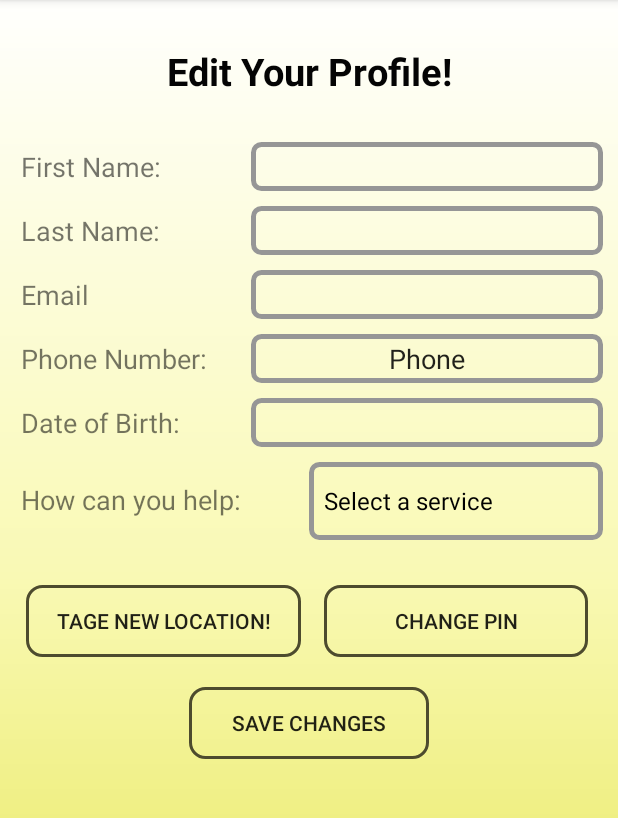
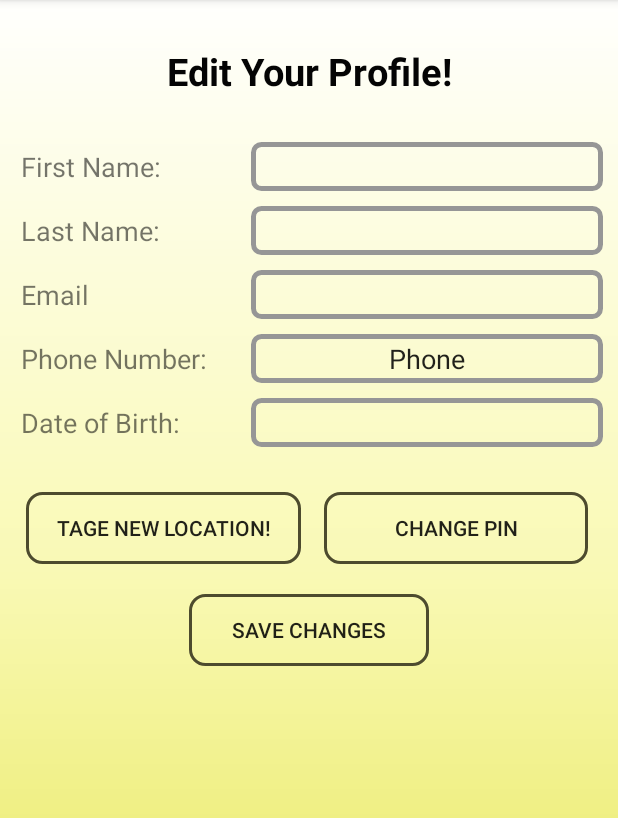
Before and after one commit to vhasija18/Aide, an Android app: the EditProfile screen opened directly, with no data from a screen before it, on a phone screen of 412 x 824 dp, the part 84-902 px from its top. Run offline under Robolectric (Android 15) with nearby library versions, the phone set to English and light mode, and no system bars; 7 statements that could not run were skipped.

Commit message:
New pages

```diff
--- a/app/src/main/java/com/example/vhasija/aide/EditProfile.java
+++ b/app/src/main/java/com/example/vhasija/aide/EditProfile.java
@@ -11,9 +11,8 @@ import android.widget.Spinner;
 public class EditProfile extends AppCompatActivity {
 
     EditText first_name,last_name,email,phone,dob;
-    Spinner help;
     String firstname_value,lastname_value,email_value,dob_value;
-    Integer id_value,help_value;
+    Integer id_value;
     Long phone_Value;
     String help_input[]={"Select a service","Ambulance","Doctor","Plumber","Electrician","Mechanic"};
 
@@ -27,23 +26,19 @@ public class EditProfile extends AppCompatActivity {
         email      = findViewById(R.id.editprofile_email);
         phone      = findViewById(R.id.editprofile_phone);
         dob        = findViewById(R.id.editprofile_dob);
-        help       = findViewById(R.id.editprofile_help);
         Intent intent = getIntent();
         firstname_value  = intent.getExtras().getString("firstname");
         lastname_value   = intent.getExtras().getString("lastname");
         email_value      = intent.getExtras().getString("email");
         dob_value        = intent.getExtras().getString("dob");
         id_value         = intent.getExtras().getInt("id");
-        help_value       = intent.getExtras().getInt("occupation");
         phone_Value      = intent.getExtras().getLong("phone");
         first_name.setText(firstname_value);
         last_name.setText(lastname_value);
         email.setText(email_value);
         dob.setText(dob_value);
         phone.setText(phone_Value.toString());
-        ArrayAdapter adapter = new ArrayAdapter(this,R.layout.support_simple_spinner_dropdown_item,help_input);
-        help.setAdapter(adapter);
-        help.setSelection(help_value);
+
 
 
 
--- a/app/src/main/res/layout/activity_edit_profile.xml
+++ b/app/src/main/res/layout/activity_edit_profile.xml
@@ -201,34 +201,6 @@
 
         </LinearLayout>
 
-        <LinearLayout
-            android:layout_width="match_parent"
-            android:layout_height="wrap_content"
-            android:layout_marginTop="10dp"
-            android:layout_marginRight="10dp"
-            android:layout_marginLeft="10dp"
-            android:orientation="horizontal">
-
-
-            <TextView
-                android:id="@+id/textView14"
-                android:layout_width="match_parent"
-                android:layout_height="wrap_content"
-                android:text="How can you help:"
-                android:textSize="18sp"
-                android:layout_weight=".6"
-                android:padding="4dp"/>
-
-            <Spinner
-                android:id="@+id/editprofile_help"
-                android:layout_width="match_parent"
-                android:layout_height="wrap_content"
-                android:layout_weight=".6"
-                android:padding="2dp"
-                android:background="@drawable/textview"/>
-
-
-        </LinearLayout>
 
 
 
```
